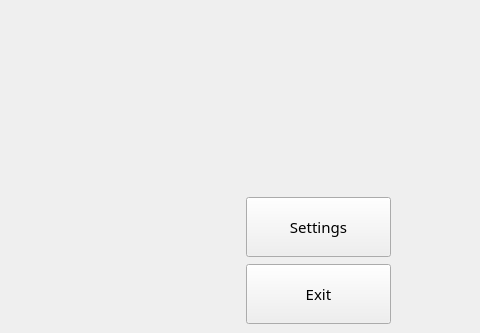
Before: the Qt Designer form Corners/cornersgame.ui in srgynmv/Corners, drawn with Qt 5; both pictures show x 320 to 800 and y 267 to 600 of the 800 by 600 pixel window.
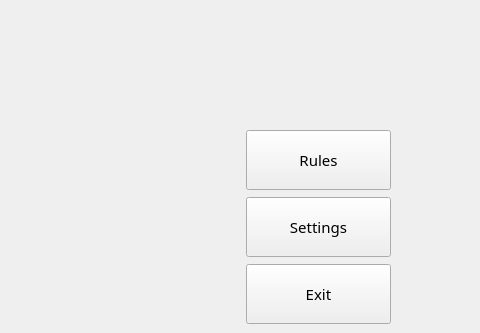
After: the same form once the commit is applied.

Commit message: Added rules and game() function

Diff of the .ui file:
```diff
--- a/Corners/cornersgame.ui
+++ b/Corners/cornersgame.ui
@@ -189,6 +189,25 @@
         </property>
        </spacer>
       </item>
+      <item>
+       <widget class="QPushButton" name="rulesButton">
+        <property name="minimumSize">
+         <size>
+          <width>0</width>
+          <height>60</height>
+         </size>
+        </property>
+        <property name="font">
+         <font>
+          <family>Hobo Std</family>
+          <pointsize>11</pointsize>
+         </font>
+        </property>
+        <property name="text">
+         <string>Rules</string>
+        </property>
+       </widget>
+      </item>
       <item>
        <widget class="QPushButton" name="settingsButton">
         <property name="minimumSize">
```
The commit also changes 9 other files.
